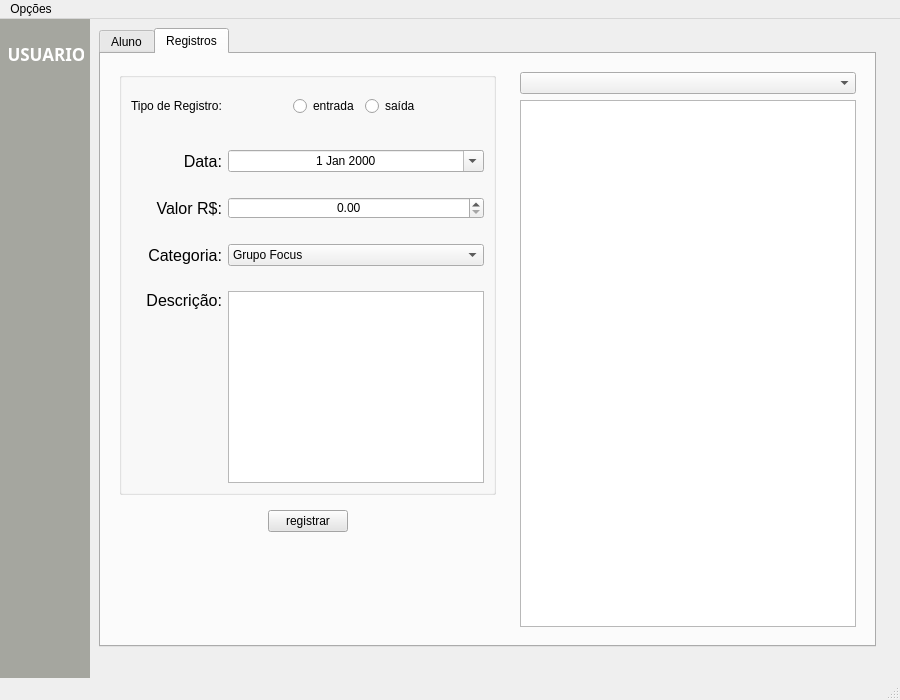
Before: the Qt Designer form resources/uiFiles/Matriculas.ui in iagoofelipe/Unit-controle-financeiro, drawn with Qt 5.
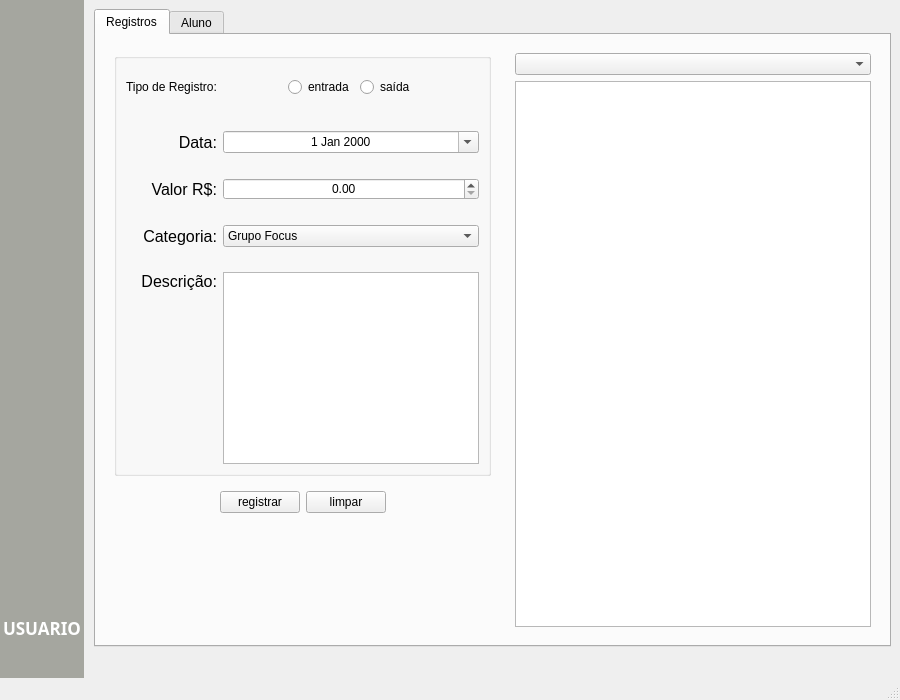
After: the same form once the commit is applied. Icons and pictures are not drawn.

Patch:
```diff
--- a/resources/uiFiles/Matriculas.ui
+++ b/resources/uiFiles/Matriculas.ui
@@ -39,80 +39,20 @@
     <property name="bottomMargin">
      <number>0</number>
     </property>
-    <property name="spacing">
-     <number>0</number>
+    <property name="horizontalSpacing">
+     <number>1</number>
     </property>
-    <item row="0" column="0">
-     <widget class="QWidget" name="widget" native="true">
-      <layout class="QGridLayout" name="gridLayout_2">
-       <property name="leftMargin">
+    <property name="verticalSpacing">
         <number>0</number>
        </property>
-       <property name="topMargin">
-        <number>0</number>
-       </property>
-       <property name="rightMargin">
-        <number>0</number>
-       </property>
-       <property name="bottomMargin">
-        <number>0</number>
-       </property>
-       <property name="spacing">
-        <number>0</number>
-       </property>
-       <item row="0" column="0">
-        <widget class="QWidget" name="widget_2" native="true">
-         <layout class="QGridLayout" name="gridLayout_3">
-          <property name="leftMargin">
-           <number>0</number>
-          </property>
-          <property name="topMargin">
-           <number>0</number>
-          </property>
-          <property name="rightMargin">
-           <number>0</number>
-          </property>
-          <property name="bottomMargin">
-           <number>0</number>
-          </property>
-          <property name="spacing">
-           <number>0</number>
-          </property>
-          <item row="0" column="0">
-           <widget class="QWidget" name="widget_3" native="true">
-            <layout class="QHBoxLayout" name="horizontalLayout_2">
-             <property name="leftMargin">
-              <number>0</number>
-             </property>
-             <property name="topMargin">
-              <number>0</number>
-             </property>
-             <property name="rightMargin">
-              <number>15</number>
-             </property>
-             <property name="bottomMargin">
-              <number>0</number>
-             </property>
-             <item>
-              <widget class="QWidget" name="container" native="true">
-               <layout class="QGridLayout" name="gridLayout_6">
-                <property name="leftMargin">
-                 <number>0</number>
-                </property>
-                <property name="topMargin">
-                 <number>0</number>
-                </property>
-                <property name="rightMargin">
-                 <number>0</number>
-                </property>
-                <property name="bottomMargin">
-                 <number>0</number>
-                </property>
-                <property name="spacing">
-                 <number>0</number>
-                </property>
-                <item row="0" column="0">
+    <item row="0" column="0" rowspan="2">
                  <widget class="QWidget" name="wid_sidebar" native="true">
+      <property name="minimumSize">
+       <size>
+        <width>0</width>
+        <height>0</height>
+       </size>
+      </property>
                   <property name="maximumSize">
                    <size>
                     <width>90</width>
@@ -120,7 +60,7 @@
                    </size>
                   </property>
                   <property name="styleSheet">
-                   <string notr="true">background-color: rgb(165, 166, 159);</string>
+       <string notr="true">background-color: rgb(165, 166, 159); color: &quot;white&quot;;</string>
                   </property>
                   <layout class="QVBoxLayout" name="verticalLayout_2">
                    <property name="spacing">
@@ -130,7 +70,7 @@
                     <number>0</number>
                    </property>
                    <property name="topMargin">
-                    <number>0</number>
+        <number>11</number>
                    </property>
                    <property name="rightMargin">
                     <number>0</number>
@@ -139,25 +79,115 @@
                     <number>19</number>
                    </property>
                    <item>
-                    <widget class="QWidget" name="widget_5" native="true">
+        <widget class="QPushButton" name="btn_menu">
                      <property name="styleSheet">
-                      <string notr="true">background-color: rgba(255, 255, 255, 0);</string>
-                     </property>
-                     <layout class="QVBoxLayout" name="verticalLayout">
+          <string notr="true">QPushButton{border: 0}</string>
+         </property>
+         <property name="text">
+          <string/>
+         </property>
+         <property name="icon">
+          <iconset>
+           <activeon>:/matriculas/img/menu_white.png</activeon>
+          </iconset>
+         </property>
+         <property name="iconSize">
+          <size>
+           <width>26</width>
+           <height>23</height>
+          </size>
+         </property>
+        </widget>
+       </item>
+       <item>
+        <widget class="QWidget" name="widget_11" native="true">
+         <property name="styleSheet">
+          <string notr="true">QPushButton{border: 0}</string>
+         </property>
+         <layout class="QVBoxLayout" name="verticalLayout_3">
                       <property name="spacing">
                        <number>0</number>
                       </property>
+          <property name="leftMargin">
+           <number>0</number>
+          </property>
+          <property name="topMargin">
+           <number>0</number>
+          </property>
+          <property name="rightMargin">
+           <number>0</number>
+          </property>
+          <property name="bottomMargin">
+           <number>0</number>
+          </property>
                       <item>
-                       <widget class="QLabel" name="user_png">
+           <widget class="QPushButton" name="btn_config">
                         <property name="text">
                          <string/>
                         </property>
-                        <property name="pixmap">
-                         <pixmap resource="../autoFiles/qrc.qrc">:/matriculas/img/matriculas/user_wt.png</pixmap>
-                        </property>
-                        <property name="alignment">
-                         <set>Qt::AlignCenter</set>
-                        </property>
+            <property name="icon">
+             <iconset>
+              <normalon>:/matriculas/img/engrenagem_white.png</normalon>
+             </iconset>
+            </property>
+            <property name="iconSize">
+             <size>
+              <width>26</width>
+              <height>43</height>
+             </size>
+            </property>
+            <property name="checkable">
+             <bool>false</bool>
+            </property>
+            <property name="checked">
+             <bool>false</bool>
+            </property>
+           </widget>
+          </item>
+          <item>
+           <widget class="QPushButton" name="btn_sair">
+            <property name="layoutDirection">
+             <enum>Qt::LeftToRight</enum>
+            </property>
+            <property name="styleSheet">
+             <string notr="true"/>
+            </property>
+            <property name="text">
+             <string/>
+            </property>
+            <property name="icon">
+             <iconset>
+              <normalon>:/matriculas/img/matriculas/sair.png</normalon>
+             </iconset>
+            </property>
+            <property name="iconSize">
+             <size>
+              <width>40</width>
+              <height>40</height>
+             </size>
+            </property>
+            <property name="default">
+             <bool>false</bool>
+            </property>
+            <property name="flat">
+             <bool>true</bool>
+            </property>
+           </widget>
+          </item>
+          <item>
+           <spacer name="spacer1">
+            <property name="orientation">
+             <enum>Qt::Vertical</enum>
+            </property>
+            <property name="sizeHint" stdset="0">
+             <size>
+              <width>20</width>
+              <height>40</height>
+             </size>
+            </property>
+           </spacer>
+          </item>
+         </layout>
                        </widget>
                       </item>
                       <item>
@@ -205,75 +235,8 @@
                         </property>
                        </widget>
                       </item>
-                     </layout>
-                    </widget>
-                   </item>
                    <item>
-                    <spacer name="verticalSpacer">
-                     <property name="orientation">
-                      <enum>Qt::Vertical</enum>
-                     </property>
-                     <property name="sizeHint" stdset="0">
-                      <size>
-                       <width>20</width>
-                       <height>40</height>
-                      </size>
-                     </property>
-                    </spacer>
-                   </item>
-                   <item>
-                    <widget class="QWidget" name="widget_11" native="true">
-                     <property name="styleSheet">
-                      <string notr="true">QPushButton{border: 0}</string>
-                     </property>
-                     <layout class="QVBoxLayout" name="verticalLayout_3">
-                      <property name="spacing">
-                       <number>0</number>
-                      </property>
-                      <property name="leftMargin">
-                       <number>0</number>
-                      </property>
-                      <property name="topMargin">
-                       <number>0</number>
-                      </property>
-                      <property name="rightMargin">
-                       <number>0</number>
-                      </property>
-                      <property name="bottomMargin">
-                       <number>0</number>
-                      </property>
-                      <item>
-                       <widget class="QPushButton" name="btn_sair">
-                        <property name="layoutDirection">
-                         <enum>Qt::LeftToRight</enum>
-                        </property>
-                        <property name="styleSheet">
-                         <string notr="true"/>
-                        </property>
-                        <property name="icon">
-                         <iconset>
-                          <normalon>:/matriculas/img/matriculas/sair.png</normalon>
-                         </iconset>
-                        </property>
-                        <property name="iconSize">
-                         <size>
-                          <width>41</width>
-                          <height>36</height>
-                         </size>
-                        </property>
-                        <property name="default">
-                         <bool>false</bool>
-                        </property>
-                        <property name="flat">
-                         <bool>true</bool>
-                        </property>
-                       </widget>
-                      </item>
-                     </layout>
-                    </widget>
-                   </item>
-                   <item>
-                    <widget class="QLabel" name="label">
+        <widget class="QLabel" name="logo">
                      <property name="minimumSize">
                       <size>
                        <width>84</width>
@@ -294,7 +257,7 @@
                   </layout>
                  </widget>
                 </item>
-                <item row="0" column="1">
+    <item row="1" column="1">
                  <widget class="QWidget" name="wid_principal" native="true">
                   <property name="maximumSize">
                    <size>
@@ -311,7 +274,7 @@
                    <property name="bottomMargin">
                     <number>31</number>
                    </property>
-                   <item row="0" column="1">
+       <item row="0" column="0">
                     <widget class="QTabWidget" name="tabWidget">
                      <property name="maximumSize">
                       <size>
@@ -323,8 +286,319 @@
                       <string notr="true"/>
                      </property>
                      <property name="currentIndex">
-                      <number>1</number>
-                     </property>
+          <number>0</number>
+         </property>
+         <widget class="QWidget" name="tab_registros_4">
+          <attribute name="title">
+           <string>Registros</string>
+          </attribute>
+          <layout class="QGridLayout" name="gridLayout_11">
+           <item row="1" column="1">
+            <widget class="QWidget" name="widget_8" native="true">
+             <layout class="QVBoxLayout" name="verticalLayout_4">
+              <item>
+               <widget class="QComboBox" name="reg_mes_filtro"/>
+              </item>
+              <item>
+               <widget class="QTableWidget" name="reg_table">
+                <property name="sizeAdjustPolicy">
+                 <enum>QAbstractScrollArea::AdjustToContentsOnFirstShow</enum>
+                </property>
+               </widget>
+              </item>
+             </layout>
+            </widget>
+           </item>
+           <item row="1" column="0">
+            <widget class="QWidget" name="widget_entradas" native="true">
+             <property name="maximumSize">
+              <size>
+               <width>530</width>
+               <height>16777215</height>
+              </size>
+             </property>
+             <layout class="QVBoxLayout" name="verticalLayout_8">
+              <item>
+               <widget class="QGroupBox" name="groupBox">
+                <property name="styleSheet">
+                 <string notr="true"/>
+                </property>
+                <property name="title">
+                 <string/>
+                </property>
+                <layout class="QGridLayout" name="gridLayout_8">
+                 <property name="verticalSpacing">
+                  <number>25</number>
+                 </property>
+                 <item row="3" column="0">
+                  <widget class="QLabel" name="label_valor">
+                   <property name="font">
+                    <font>
+                     <family>Yu Gothic UI</family>
+                     <pointsize>12</pointsize>
+                    </font>
+                   </property>
+                   <property name="text">
+                    <string>Valor R$:</string>
+                   </property>
+                   <property name="alignment">
+                    <set>Qt::AlignRight|Qt::AlignTrailing|Qt::AlignVCenter</set>
+                   </property>
+                  </widget>
+                 </item>
+                 <item row="2" column="0">
+                  <widget class="QLabel" name="label_data">
+                   <property name="font">
+                    <font>
+                     <family>Yu Gothic UI</family>
+                     <pointsize>12</pointsize>
+                    </font>
+                   </property>
+                   <property name="styleSheet">
+                    <string notr="true"/>
+                   </property>
+                   <property name="text">
+                    <string>Data:</string>
+                   </property>
+                   <property name="alignment">
+                    <set>Qt::AlignRight|Qt::AlignTrailing|Qt::AlignVCenter</set>
+                   </property>
+                  </widget>
+                 </item>
+                 <item row="4" column="0">
+                  <widget class="QLabel" name="label_categoria">
+                   <property name="font">
+                    <font>
+                     <family>Yu Gothic UI</family>
+                     <pointsize>12</pointsize>
+                    </font>
+                   </property>
+                   <property name="text">
+                    <string>Categoria:</string>
+                   </property>
+                   <property name="alignment">
+                    <set>Qt::AlignRight|Qt::AlignTrailing|Qt::AlignVCenter</set>
+                   </property>
+                  </widget>
+                 </item>
+                 <item row="2" column="1">
+                  <widget class="QDateEdit" name="reg_data">
+                   <property name="styleSheet">
+                    <string notr="true">QDateEdit:hover {
+	background-color: #e5e5e5;
+}</string>
+                   </property>
+                   <property name="alignment">
+                    <set>Qt::AlignCenter</set>
+                   </property>
+                   <property name="calendarPopup">
+                    <bool>true</bool>
+                   </property>
+                  </widget>
+                 </item>
+                 <item row="3" column="1">
+                  <widget class="QDoubleSpinBox" name="reg_valor">
+                   <property name="sizePolicy">
+                    <sizepolicy hsizetype="Preferred" vsizetype="Preferred">
+                     <horstretch>0</horstretch>
+                     <verstretch>0</verstretch>
+                    </sizepolicy>
+                   </property>
+                   <property name="styleSheet">
+                    <string notr="true">QDoubleSpinBox:hover {
+	background-color: #e5e5e5;
+}</string>
+                   </property>
+                   <property name="alignment">
+                    <set>Qt::AlignCenter</set>
+                   </property>
+                   <property name="decimals">
+                    <number>2</number>
+                   </property>
+                   <property name="maximum">
+                    <double>999999.989999999990687</double>
+                   </property>
+                  </widget>
+                 </item>
+                 <item row="4" column="1">
+                  <widget class="QComboBox" name="reg_categoria">
+                   <property name="sizePolicy">
+                    <sizepolicy hsizetype="Preferred" vsizetype="Preferred">
+                     <horstretch>0</horstretch>
+                     <verstretch>0</verstretch>
+                    </sizepolicy>
+                   </property>
+                   <property name="styleSheet">
+                    <string notr="true"/>
+                   </property>
+                   <property name="sizeAdjustPolicy">
+                    <enum>QComboBox::AdjustToContentsOnFirstShow</enum>
+                   </property>
+                   <item>
+                    <property name="text">
+                     <string>Grupo Focus</string>
+                    </property>
+                   </item>
+                   <item>
+                    <property name="text">
+                     <string>Outros</string>
+                    </property>
+                   </item>
+                  </widget>
+                 </item>
+                 <item row="5" column="0">
+                  <widget class="QLabel" name="label_descricao">
+                   <property name="font">
+                    <font>
+                     <family>Yu Gothic UI</family>
+                     <pointsize>12</pointsize>
+                    </font>
+                   </property>
+                   <property name="text">
+                    <string>Descrição:</string>
+                   </property>
+                   <property name="alignment">
+                    <set>Qt::AlignRight|Qt::AlignTop|Qt::AlignTrailing</set>
+                   </property>
+                  </widget>
+                 </item>
+                 <item row="5" column="1">
+                  <widget class="QTextEdit" name="reg_descricao">
+                   <property name="styleSheet">
+                    <string notr="true"/>
+                   </property>
+                   <property name="html">
+                    <string>&lt;!DOCTYPE HTML PUBLIC &quot;-//W3C//DTD HTML 4.0//EN&quot; &quot;http://www.w3.org/TR/REC-html40/strict.dtd&quot;&gt;
+&lt;html&gt;&lt;head&gt;&lt;meta name=&quot;qrichtext&quot; content=&quot;1&quot; /&gt;&lt;style type=&quot;text/css&quot;&gt;
+p, li { white-space: pre-wrap; }
+&lt;/style&gt;&lt;/head&gt;&lt;body style=&quot; font-family:'MS Shell Dlg 2'; font-size:8.25pt; font-weight:400; font-style:normal;&quot;&gt;
+&lt;p style=&quot;-qt-paragraph-type:empty; margin-top:0px; margin-bottom:0px; margin-left:0px; margin-right:0px; -qt-block-indent:0; text-indent:0px;&quot;&gt;&lt;br /&gt;&lt;/p&gt;&lt;/body&gt;&lt;/html&gt;</string>
+                   </property>
+                  </widget>
+                 </item>
+                 <item row="0" column="1">
+                  <widget class="QWidget" name="widget_7" native="true">
+                   <layout class="QHBoxLayout" name="horizontalLayout">
+                    <item>
+                     <spacer name="horizontalSpacer_5">
+                      <property name="orientation">
+                       <enum>Qt::Horizontal</enum>
+                      </property>
+                      <property name="sizeHint" stdset="0">
+                       <size>
+                        <width>40</width>
+                        <height>20</height>
+                       </size>
+                      </property>
+                     </spacer>
+                    </item>
+                    <item>
+                     <widget class="QRadioButton" name="reg_btn_entrada">
+                      <property name="text">
+                       <string>entrada</string>
+                      </property>
+                     </widget>
+                    </item>
+                    <item>
+                     <widget class="QRadioButton" name="reg_btn_saida">
+                      <property name="text">
+                       <string>saída</string>
+                      </property>
+                     </widget>
+                    </item>
+                    <item>
+                     <spacer name="horizontalSpacer_6">
+                      <property name="orientation">
+                       <enum>Qt::Horizontal</enum>
+                      </property>
+                      <property name="sizeHint" stdset="0">
+                       <size>
+                        <width>40</width>
+                        <height>20</height>
+                       </size>
+                      </property>
+                     </spacer>
+                    </item>
+                   </layout>
+                  </widget>
+                 </item>
+                 <item row="0" column="0">
+                  <widget class="QLabel" name="label_3">
+                   <property name="text">
+                    <string>Tipo de Registro:</string>
+                   </property>
+                  </widget>
+                 </item>
+                </layout>
+               </widget>
+              </item>
+              <item>
+               <widget class="QWidget" name="btn" native="true">
+                <layout class="QHBoxLayout" name="horizontalLayout_3">
+                 <item>
+                  <spacer name="horizontalSpacer_3">
+                   <property name="orientation">
+                    <enum>Qt::Horizontal</enum>
+                   </property>
+                   <property name="sizeHint" stdset="0">
+                    <size>
+                     <width>40</width>
+                     <height>20</height>
+                    </size>
+                   </property>
+                  </spacer>
+                 </item>
+                 <item>
+                  <widget class="QPushButton" name="reg_btn_registrar">
+                   <property name="styleSheet">
+                    <string notr="true"/>
+                   </property>
+                   <property name="text">
+                    <string>registrar</string>
+                   </property>
+                  </widget>
+                 </item>
+                 <item>
+                  <widget class="QPushButton" name="reg_btn_limpar">
+                   <property name="text">
+                    <string>limpar</string>
+                   </property>
+                  </widget>
+                 </item>
+                 <item>
+                  <spacer name="horizontalSpacer_4">
+                   <property name="orientation">
+                    <enum>Qt::Horizontal</enum>
+                   </property>
+                   <property name="sizeHint" stdset="0">
+                    <size>
+                     <width>40</width>
+                     <height>20</height>
+                    </size>
+                   </property>
+                  </spacer>
+                 </item>
+                </layout>
+               </widget>
+              </item>
+              <item>
+               <spacer name="verticalSpacer_2">
+                <property name="orientation">
+                 <enum>Qt::Vertical</enum>
+                </property>
+                <property name="sizeHint" stdset="0">
+                 <size>
+                  <width>20</width>
+                  <height>40</height>
+                 </size>
+                </property>
+               </spacer>
+              </item>
+             </layout>
+            </widget>
+           </item>
+          </layout>
+         </widget>
                      <widget class="QWidget" name="tab_aluno">
                       <attribute name="title">
                        <string>Aluno</string>
@@ -1376,358 +1650,12 @@
                        </item>
                       </layout>
                      </widget>
-                     <widget class="QWidget" name="tab_registros_4">
-                      <attribute name="title">
-                       <string>Registros</string>
-                      </attribute>
-                      <layout class="QGridLayout" name="gridLayout_11">
-                       <item row="1" column="1">
-                        <widget class="QWidget" name="widget_8" native="true">
-                         <layout class="QVBoxLayout" name="verticalLayout_4">
-                          <item>
-                           <widget class="QComboBox" name="reg_mes_filtro"/>
-                          </item>
-                          <item>
-                           <widget class="QTableWidget" name="reg_table">
-                            <property name="sizeAdjustPolicy">
-                             <enum>QAbstractScrollArea::AdjustToContentsOnFirstShow</enum>
-                            </property>
                            </widget>
                           </item>
                          </layout>
                         </widget>
                        </item>
-                       <item row="1" column="0">
-                        <widget class="QWidget" name="widget_entradas" native="true">
-                         <property name="maximumSize">
-                          <size>
-                           <width>530</width>
-                           <height>16777215</height>
-                          </size>
-                         </property>
-                         <layout class="QVBoxLayout" name="verticalLayout_8">
-                          <item>
-                           <widget class="QGroupBox" name="groupBox">
-                            <property name="styleSheet">
-                             <string notr="true"/>
-                            </property>
-                            <property name="title">
-                             <string/>
-                            </property>
-                            <layout class="QGridLayout" name="gridLayout_8">
-                             <property name="verticalSpacing">
-                              <number>25</number>
-                             </property>
-                             <item row="3" column="0">
-                              <widget class="QLabel" name="label_valor">
-                               <property name="font">
-                                <font>
-                                 <family>Yu Gothic UI</family>
-                                 <pointsize>12</pointsize>
-                                </font>
-                               </property>
-                               <property name="text">
-                                <string>Valor R$:</string>
-                               </property>
-                               <property name="alignment">
-                                <set>Qt::AlignRight|Qt::AlignTrailing|Qt::AlignVCenter</set>
-                               </property>
-                              </widget>
-                             </item>
-                             <item row="2" column="0">
-                              <widget class="QLabel" name="label_data">
-                               <property name="font">
-                                <font>
-                                 <family>Yu Gothic UI</family>
-                                 <pointsize>12</pointsize>
-                                </font>
-                               </property>
-                               <property name="styleSheet">
-                                <string notr="true"/>
-                               </property>
-                               <property name="text">
-                                <string>Data:</string>
-                               </property>
-                               <property name="alignment">
-                                <set>Qt::AlignRight|Qt::AlignTrailing|Qt::AlignVCenter</set>
-                               </property>
-                              </widget>
-                             </item>
-                             <item row="4" column="0">
-                              <widget class="QLabel" name="label_categoria">
-                               <property name="font">
-                                <font>
-                                 <family>Yu Gothic UI</family>
-                                 <pointsize>12</pointsize>
-                                </font>
-                               </property>
-                               <property name="text">
-                                <string>Categoria:</string>
-                               </property>
-                               <property name="alignment">
-                                <set>Qt::AlignRight|Qt::AlignTrailing|Qt::AlignVCenter</set>
-                               </property>
-                              </widget>
-                             </item>
-                             <item row="2" column="1">
-                              <widget class="QDateEdit" name="reg_data">
-                               <property name="styleSheet">
-                                <string notr="true">QDateEdit:hover {
-	background-color: #e5e5e5;
-}</string>
-                               </property>
-                               <property name="alignment">
-                                <set>Qt::AlignCenter</set>
-                               </property>
-                               <property name="calendarPopup">
-                                <bool>true</bool>
-                               </property>
-                              </widget>
-                             </item>
-                             <item row="3" column="1">
-                              <widget class="QDoubleSpinBox" name="reg_valor">
-                               <property name="sizePolicy">
-                                <sizepolicy hsizetype="Preferred" vsizetype="Preferred">
-                                 <horstretch>0</horstretch>
-                                 <verstretch>0</verstretch>
-                                </sizepolicy>
-                               </property>
-                               <property name="styleSheet">
-                                <string notr="true">QDoubleSpinBox:hover {
-	background-color: #e5e5e5;
-}</string>
-                               </property>
-                               <property name="alignment">
-                                <set>Qt::AlignCenter</set>
-                               </property>
-                               <property name="decimals">
-                                <number>2</number>
-                               </property>
-                               <property name="maximum">
-                                <double>999999.989999999990687</double>
-                               </property>
-                              </widget>
-                             </item>
-                             <item row="4" column="1">
-                              <widget class="QComboBox" name="reg_categoria">
-                               <property name="sizePolicy">
-                                <sizepolicy hsizetype="Preferred" vsizetype="Preferred">
-                                 <horstretch>0</horstretch>
-                                 <verstretch>0</verstretch>
-                                </sizepolicy>
-                               </property>
-                               <property name="styleSheet">
-                                <string notr="true"/>
-                               </property>
-                               <property name="sizeAdjustPolicy">
-                                <enum>QComboBox::AdjustToContentsOnFirstShow</enum>
-                               </property>
-                               <item>
-                                <property name="text">
-                                 <string>Grupo Focus</string>
-                                </property>
-                               </item>
-                               <item>
-                                <property name="text">
-                                 <string>Outros</string>
-                                </property>
-                               </item>
-                              </widget>
-                             </item>
-                             <item row="5" column="0">
-                              <widget class="QLabel" name="label_descricao">
-                               <property name="font">
-                                <font>
-                                 <family>Yu Gothic UI</family>
-                                 <pointsize>12</pointsize>
-                                </font>
-                               </property>
-                               <property name="text">
-                                <string>Descrição:</string>
-                               </property>
-                               <property name="alignment">
-                                <set>Qt::AlignRight|Qt::AlignTop|Qt::AlignTrailing</set>
-                               </property>
-                              </widget>
-                             </item>
-                             <item row="5" column="1">
-                              <widget class="QTextEdit" name="reg_descricao">
-                               <property name="styleSheet">
-                                <string notr="true"/>
-                               </property>
-                               <property name="html">
-                                <string>&lt;!DOCTYPE HTML PUBLIC &quot;-//W3C//DTD HTML 4.0//EN&quot; &quot;http://www.w3.org/TR/REC-html40/strict.dtd&quot;&gt;
-&lt;html&gt;&lt;head&gt;&lt;meta name=&quot;qrichtext&quot; content=&quot;1&quot; /&gt;&lt;style type=&quot;text/css&quot;&gt;
-p, li { white-space: pre-wrap; }
-&lt;/style&gt;&lt;/head&gt;&lt;body style=&quot; font-family:'MS Shell Dlg 2'; font-size:8.25pt; font-weight:400; font-style:normal;&quot;&gt;
-&lt;p style=&quot;-qt-paragraph-type:empty; margin-top:0px; margin-bottom:0px; margin-left:0px; margin-right:0px; -qt-block-indent:0; text-indent:0px;&quot;&gt;&lt;br /&gt;&lt;/p&gt;&lt;/body&gt;&lt;/html&gt;</string>
-                               </property>
-                              </widget>
-                             </item>
-                             <item row="0" column="1">
-                              <widget class="QWidget" name="widget_7" native="true">
-                               <layout class="QHBoxLayout" name="horizontalLayout">
-                                <item>
-                                 <spacer name="horizontalSpacer_5">
-                                  <property name="orientation">
-                                   <enum>Qt::Horizontal</enum>
-                                  </property>
-                                  <property name="sizeHint" stdset="0">
-                                   <size>
-                                    <width>40</width>
-                                    <height>20</height>
-                                   </size>
-                                  </property>
-                                 </spacer>
-                                </item>
-                                <item>
-                                 <widget class="QRadioButton" name="reg_btn_entrada">
-                                  <property name="text">
-                                   <string>entrada</string>
-                                  </property>
-                                 </widget>
-                                </item>
-                                <item>
-                                 <widget class="QRadioButton" name="reg_btn_saida">
-                                  <property name="text">
-                                   <string>saída</string>
-                                  </property>
-                                 </widget>
-                                </item>
-                                <item>
-                                 <spacer name="horizontalSpacer_6">
-                                  <property name="orientation">
-                                   <enum>Qt::Horizontal</enum>
-                                  </property>
-                                  <property name="sizeHint" stdset="0">
-                                   <size>
-                                    <width>40</width>
-                                    <height>20</height>
-                                   </size>
-                                  </property>
-                                 </spacer>
-                                </item>
-                               </layout>
-                              </widget>
-                             </item>
-                             <item row="0" column="0">
-                              <widget class="QLabel" name="label_3">
-                               <property name="text">
-                                <string>Tipo de Registro:</string>
-                               </property>
-                              </widget>
-                             </item>
-                            </layout>
-                           </widget>
-                          </item>
-                          <item>
-                           <widget class="QWidget" name="btn" native="true">
-                            <layout class="QHBoxLayout" name="horizontalLayout_3">
-                             <item>
-                              <spacer name="horizontalSpacer_3">
-                               <property name="orientation">
-                                <enum>Qt::Horizontal</enum>
-                               </property>
-                               <property name="sizeHint" stdset="0">
-                                <size>
-                                 <width>40</width>
-                                 <height>20</height>
-                                </size>
-                               </property>
-                              </spacer>
-                             </item>
-                             <item>
-                              <widget class="QPushButton" name="btn_registrar">
-                               <property name="styleSheet">
-                                <string notr="true">QPushButton {
-	background-color: rgb(229, 229, 229);
-}
-
-QPushButton:hover {
-	background-color: rgb(203, 203, 203);
-}
-</string>
-                               </property>
-                               <property name="text">
-                                <string>registrar</string>
-                               </property>
-                              </widget>
-                             </item>
-                             <item>
-                              <spacer name="horizontalSpacer_4">
-                               <property name="orientation">
-                                <enum>Qt::Horizontal</enum>
-                               </property>
-                               <property name="sizeHint" stdset="0">
-                                <size>
-                                 <width>40</width>
-                                 <height>20</height>
-                                </size>
-                               </property>
-                              </spacer>
-                             </item>
-                            </layout>
-                           </widget>
-                          </item>
-                          <item>
-                           <spacer name="verticalSpacer_2">
-                            <property name="orientation">
-                             <enum>Qt::Vertical</enum>
-                            </property>
-                            <property name="sizeHint" stdset="0">
-                             <size>
-                              <width>20</width>
-                              <height>40</height>
-                             </size>
-                            </property>
-                           </spacer>
-                          </item>
-                         </layout>
-                        </widget>
-                       </item>
-                      </layout>
-                     </widget>
-                    </widget>
-                   </item>
-                  </layout>
-                 </widget>
-                </item>
-               </layout>
-              </widget>
-             </item>
-            </layout>
-           </widget>
-          </item>
-         </layout>
-        </widget>
-       </item>
-      </layout>
-     </widget>
-    </item>
-   </layout>
-  </widget>
-  <widget class="QMenuBar" name="menuBar">
-   <property name="geometry">
-    <rect>
-     <x>0</x>
-     <y>0</y>
-     <width>900</width>
-     <height>21</height>
-    </rect>
-   </property>
-   <property name="styleSheet">
-    <string notr="true">QMenu:hover {background-color:&quot;lightgray&quot;;}</string>
-   </property>
-   <widget class="QMenu" name="menusair">
-    <property name="tearOffEnabled">
-     <bool>false</bool>
-    </property>
-    <property name="title">
-     <string>Opções</string>
-    </property>
-    <addaction name="menu_sair"/>
-   </widget>
-   <addaction name="menusair"/>
+   </layout>
   </widget>
   <widget class="QStatusBar" name="statusBar"/>
   <action name="actionlembrar">
```
Left out of the diff: 36 changed lines with no effect on the pictures. Lines whose indentation alone changed are shown as unchanged.
